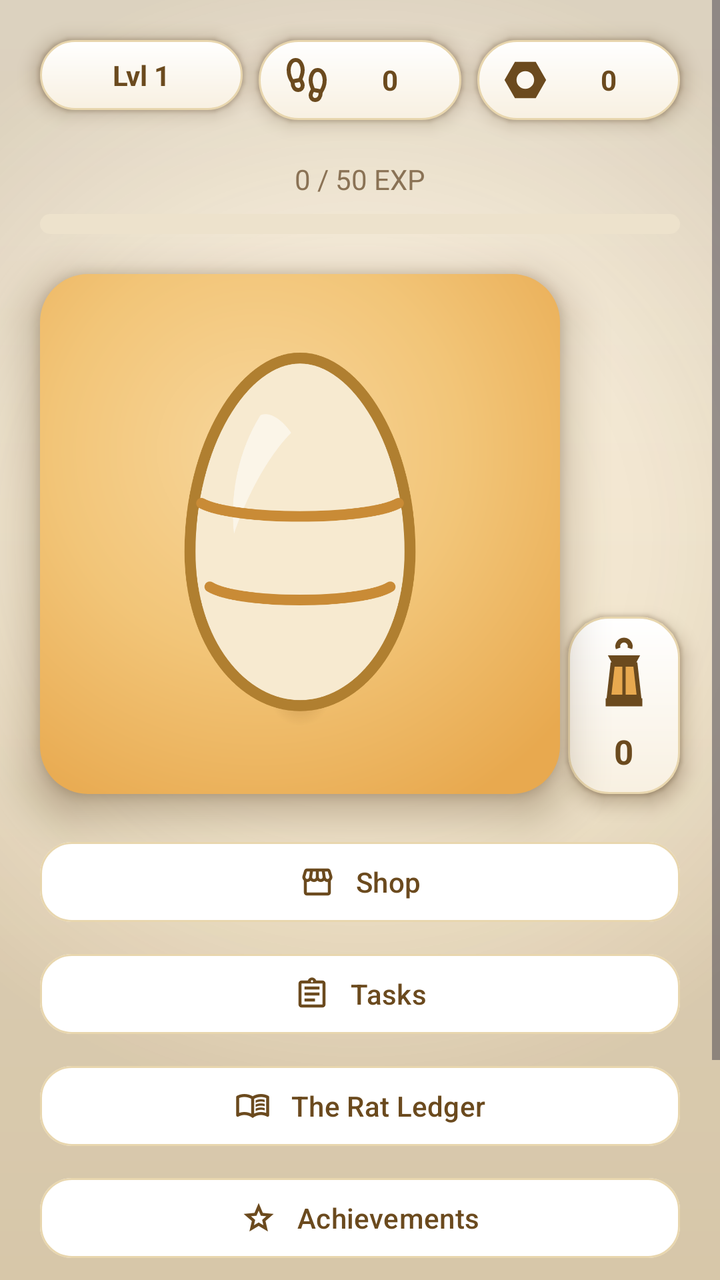
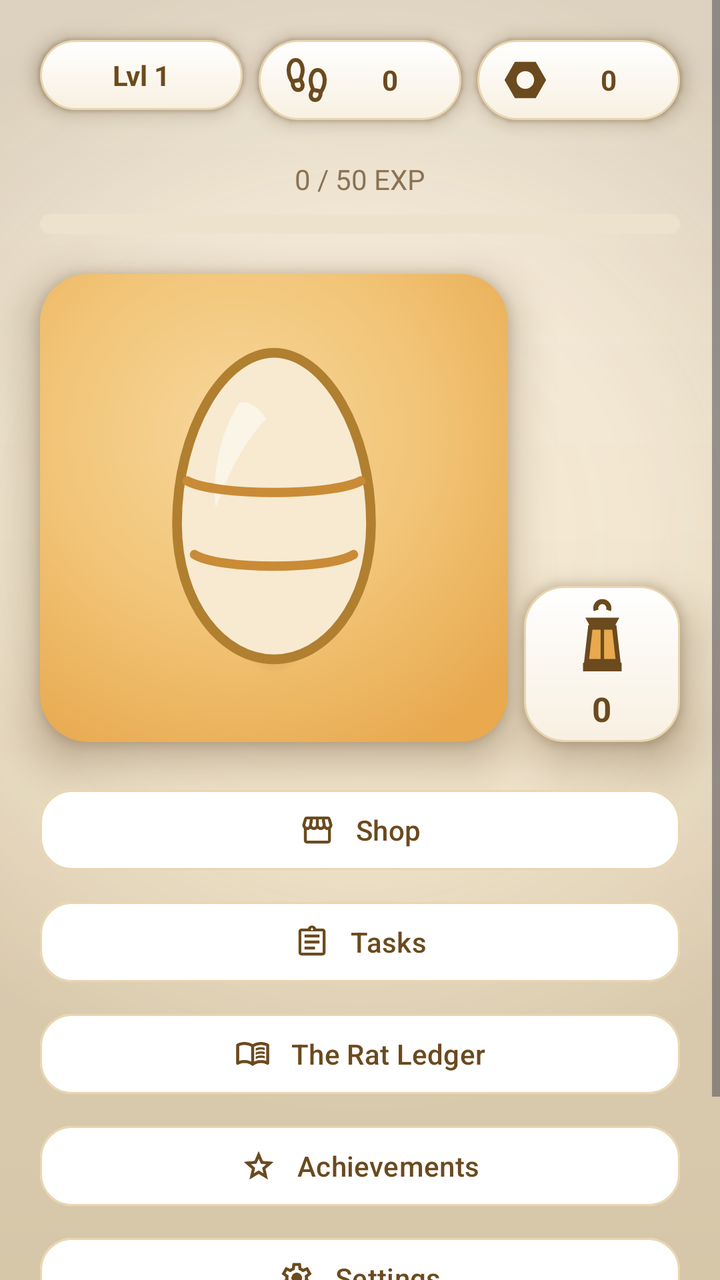

An Android layout rendered at two revisions. The XML below is the earlier revision; the diff shows what the commit changed to produce the second picture.
<!-- AndroidManifest.xml: application theme Theme.RatKingRecon -->
<!-- res/layout/activity_main.xml -->
<?xml version="1.0" encoding="utf-8"?>
<ScrollView xmlns:android="http://schemas.android.com/apk/res/android"
    xmlns:app="http://schemas.android.com/apk/res-auto"
    xmlns:tools="http://schemas.android.com/tools"
    android:layout_width="match_parent"
    android:layout_height="match_parent"
    android:background="@drawable/bg_app_gradient"
    android:clipToPadding="false"
    android:fitsSystemWindows="true">

    
    <LinearLayout
        android:layout_width="match_parent"
        android:layout_height="wrap_content"
        android:orientation="vertical"
        android:gravity="center_horizontal"
        android:clipChildren="false"
        android:clipToPadding="false"
        android:padding="20dp">

        
        <LinearLayout
            android:layout_width="match_parent"
            android:layout_height="wrap_content"
            android:orientation="horizontal"
            android:baselineAligned="false"
            android:clipChildren="false"
            android:clipToPadding="false"
            android:layout_marginBottom="20dp">

            
            <TextView
                android:id="@+id/playerLevelText"
                android:layout_width="0dp"
                android:layout_height="wrap_content"
                android:layout_weight="1"
                android:layout_marginEnd="8dp"
                android:background="@drawable/bg_pill_tan"
                android:elevation="6dp"
                android:outlineAmbientShadowColor="@color/shadow_warm"
                android:outlineSpotShadowColor="@color/shadow_warm"
                tools:targetApi="28"
                android:paddingHorizontal="12dp"
                android:paddingVertical="8dp"
                android:gravity="center"
                android:textSize="14sp"
                android:textStyle="bold"
                android:textColor="@color/text_primary"
                android:text="@string/header_level_default" />

            <TextView
                android:id="@+id/stepCountText"
                android:layout_width="0dp"
                android:layout_height="wrap_content"
                android:layout_weight="1"
                android:layout_marginEnd="8dp"
                android:background="@drawable/bg_pill_tan"
                android:elevation="6dp"
                android:outlineAmbientShadowColor="@color/shadow_warm"
                android:outlineSpotShadowColor="@color/shadow_warm"
                tools:targetApi="28"
                android:paddingHorizontal="12dp"
                android:paddingVertical="8dp"
                android:gravity="center"
                android:drawableStart="@drawable/ic_footprint"
                android:drawablePadding="6dp"
                android:textSize="14sp"
                android:textStyle="bold"
                android:textColor="@color/text_primary"
                android:text="@string/header_steps_default" />

            <TextView
                android:id="@+id/scrapText"
                android:layout_width="0dp"
                android:layout_height="wrap_content"
                android:layout_weight="1"
                android:background="@drawable/bg_pill_tan"
                android:elevation="6dp"
                android:outlineAmbientShadowColor="@color/shadow_warm"
                android:outlineSpotShadowColor="@color/shadow_warm"
                tools:targetApi="28"
                android:paddingHorizontal="12dp"
                android:paddingVertical="8dp"
                android:gravity="center"
                android:drawableStart="@drawable/ic_scrap"
                android:drawablePadding="6dp"
                android:textSize="14sp"
                android:textStyle="bold"
                android:textColor="@color/text_primary"
                android:text="@string/header_scrap_default" />
        </LinearLayout>

        <TextView
            android:id="@+id/expText"
            android:layout_width="wrap_content"
            android:layout_height="wrap_content"
            android:textSize="14sp"
            android:textColor="@color/text_muted"
            android:text="0 / 50 EXP"
            android:layout_marginBottom="8dp" />

        <ProgressBar
            android:id="@+id/expProgressBar"
            style="?android:attr/progressBarStyleHorizontal"
            android:layout_width="match_parent"
            android:layout_height="10dp"
            android:progressDrawable="@drawable/progress_amber"
            android:max="50"
            android:progress="0"
            android:layout_marginBottom="20dp" />

        
        
        <LinearLayout
            android:layout_width="wrap_content"
            android:layout_height="wrap_content"
            android:orientation="horizontal"
            android:gravity="bottom"
            android:clipChildren="false"
            android:clipToPadding="false"
            android:layout_marginBottom="20dp">

        <FrameLayout
            android:layout_width="260dp"
            android:layout_height="260dp"
            android:background="@drawable/bg_egg_panel"
            android:elevation="14dp"
            android:outlineAmbientShadowColor="@color/shadow_warm"
            android:outlineSpotShadowColor="@color/shadow_warm"
            android:clipChildren="false"
            tools:targetApi="28">

            <View
                android:layout_width="150dp"
                android:layout_height="30dp"
                android:layout_gravity="center_horizontal|bottom"
                android:layout_marginBottom="34dp"
                android:background="@drawable/egg_contact_shadow" />

            <ImageView
                android:id="@+id/petImage"
                android:layout_width="match_parent"
                android:layout_height="match_parent"
                android:padding="20dp"
                android:scaleType="fitCenter"
                android:src="@drawable/egg_stage_0" />
        </FrameLayout>

            
            <LinearLayout
                android:id="@+id/streakTile"
                android:layout_width="wrap_content"
                android:layout_height="wrap_content"
                android:orientation="vertical"
                android:gravity="center"
                android:background="@drawable/bg_pill_tan"
                android:elevation="6dp"
                android:outlineAmbientShadowColor="@color/shadow_warm"
                android:outlineSpotShadowColor="@color/shadow_warm"
                tools:targetApi="28"
                android:paddingHorizontal="6dp"
                android:paddingVertical="10dp"
                android:layout_marginStart="4dp"
                android:clickable="true"
                android:focusable="true">

                
                <ImageView
                    android:id="@+id/streakLantern"
                    android:layout_width="44dp"
                    android:layout_height="44dp"
                    android:src="@drawable/ic_lantern"
                    android:importantForAccessibility="no" />

                <TextView
                    android:id="@+id/streakCount"
                    android:layout_width="wrap_content"
                    android:layout_height="wrap_content"
                    android:layout_marginTop="2dp"
                    android:textColor="@color/text_primary"
                    android:textSize="17sp"
                    android:textStyle="bold"
                    android:text="@string/header_scrap_default" />
            </LinearLayout>
        </LinearLayout>

        
        <com.google.android.material.button.MaterialButton
            android:id="@+id/shopButton"
            android:layout_width="match_parent"
            android:layout_height="wrap_content"
            android:text="@string/btn_shop"
            app:icon="@drawable/ic_store"
            app:iconGravity="textStart"
            app:iconPadding="10dp"
            app:iconTint="@color/text_primary"
            android:textAllCaps="false"
            android:textColor="@color/text_primary"
            app:backgroundTint="@color/card_white"
            app:strokeColor="@color/card_border"
            app:strokeWidth="1dp"
            app:cornerRadius="16dp"
            app:elevation="6dp"
            android:outlineAmbientShadowColor="@color/shadow_warm"
            android:outlineSpotShadowColor="@color/shadow_warm"
            tools:targetApi="28"
            android:layout_marginBottom="8dp" />

        <com.google.android.material.button.MaterialButton
            android:id="@+id/activeExpeditionButton"
            android:layout_width="match_parent"
            android:layout_height="wrap_content"
            android:text="@string/expedition_status"
            app:icon="@drawable/ic_pets"
            app:iconGravity="textStart"
            app:iconPadding="10dp"
            app:iconTint="@color/text_primary"
            android:textAllCaps="false"
            android:textStyle="bold"
            android:textColor="@color/text_primary"
            app:backgroundTint="@color/amber"
            app:cornerRadius="16dp"
            app:elevation="6dp"
            android:outlineAmbientShadowColor="@color/shadow_warm"
            android:outlineSpotShadowColor="@color/shadow_warm"
            tools:targetApi="28"
            android:visibility="gone"
            android:layout_marginBottom="8dp" />

        
        <com.google.android.material.button.MaterialButton
            android:id="@+id/tasksButton"
            android:layout_width="match_parent"
            android:layout_height="wrap_content"
            android:text="@string/btn_tasks"
            app:icon="@drawable/ic_contract"
            app:iconGravity="textStart"
            app:iconPadding="10dp"
            app:iconTint="@color/text_primary"
            android:textAllCaps="false"
            android:textColor="@color/text_primary"
            app:backgroundTint="@color/card_white"
            app:strokeColor="@color/card_border"
            app:strokeWidth="1dp"
            app:cornerRadius="16dp"
            app:elevation="6dp"
            android:outlineAmbientShadowColor="@color/shadow_warm"
            android:outlineSpotShadowColor="@color/shadow_warm"
            tools:targetApi="28"
            android:layout_marginBottom="8dp" />

        <com.google.android.material.button.MaterialButton
            android:id="@+id/openGalleryButton"
            android:layout_width="match_parent"
            android:layout_height="wrap_content"
            android:text="@string/btn_open_ledger"
            app:icon="@drawable/ic_book"
            app:iconGravity="textStart"
            app:iconPadding="10dp"
            app:iconTint="@color/text_primary"
            android:textAllCaps="false"
            android:textColor="@color/text_primary"
            app:backgroundTint="@color/card_white"
            app:strokeColor="@color/card_border"
            app:strokeWidth="1dp"
            app:cornerRadius="16dp"
            app:elevation="6dp"
            android:outlineAmbientShadowColor="@color/shadow_warm"
            android:outlineSpotShadowColor="@color/shadow_warm"
            tools:targetApi="28"
            android:layout_marginBottom="8dp" />

        <com.google.android.material.button.MaterialButton
            android:id="@+id/achievementsButton"
            android:layout_width="match_parent"
            android:layout_height="wrap_content"
            android:text="@string/btn_achievements"
            app:icon="@drawable/ic_star"
            app:iconGravity="textStart"
            app:iconPadding="10dp"
            app:iconTint="@color/text_primary"
            android:textAllCaps="false"
            android:textColor="@color/text_primary"
            app:backgroundTint="@color/card_white"
            app:strokeColor="@color/card_border"
            app:strokeWidth="1dp"
            app:cornerRadius="16dp"
            app:elevation="6dp"
            android:outlineAmbientShadowColor="@color/shadow_warm"
            android:outlineSpotShadowColor="@color/shadow_warm"
            tools:targetApi="28"
            android:layout_marginBottom="8dp" />

        <com.google.android.material.button.MaterialButton
            android:id="@+id/settingsButton"
            android:layout_width="match_parent"
            android:layout_height="wrap_content"
            android:text="@string/btn_settings"
            app:icon="@drawable/ic_settings"
            app:iconGravity="textStart"
            app:iconPadding="10dp"
            app:iconTint="@color/text_primary"
            android:textAllCaps="false"
            android:textColor="@color/text_primary"
            app:backgroundTint="@color/card_white"
            app:strokeColor="@color/card_border"
            app:strokeWidth="1dp"
            app:cornerRadius="16dp"
            app:elevation="6dp"
            android:outlineAmbientShadowColor="@color/shadow_warm"
            android:outlineSpotShadowColor="@color/shadow_warm"
            tools:targetApi="28" />

        <com.google.android.material.button.MaterialButton
            android:id="@+id/devResetButton"
            android:layout_width="wrap_content"
            android:layout_height="wrap_content"
            android:layout_marginTop="16dp"
            android:text="@string/btn_dev_reset"
            android:textAllCaps="false"
            android:textSize="11sp"
            android:textColor="@color/text_muted"
            app:backgroundTint="@android:color/transparent"
            app:elevation="0dp" />

    </LinearLayout>

</ScrollView>
<!-- resources referenced by this layout -->
<resources>
  <color name="amber">#E8A94F</color>
  <color name="card_border">#E8D6AE</color>
  <color name="card_white">#FFFFFF</color>
  <color name="shadow_warm">#4A2F0F</color>
  <color name="text_muted">#8A7255</color>
  <color name="text_primary">#6B4A1E</color>
  <!-- drawable bg_egg_panel (drawable) -->
  <?xml version="1.0" encoding="utf-8"?>
  <shape xmlns:android="http://schemas.android.com/apk/res/android"
      android:shape="rectangle">
      <gradient
          android:type="radial"
          android:centerX="0.42"
          android:centerY="0.34"
          android:gradientRadius="78%p"
          android:startColor="#F7D69B"
          android:centerColor="#F2C578"
          android:endColor="@color/amber" />
      <corners android:radius="24dp" />
  </shape>
  <!-- drawable bg_pill_tan (drawable) -->
  <?xml version="1.0" encoding="utf-8"?>
  <shape xmlns:android="http://schemas.android.com/apk/res/android"
      android:shape="rectangle">
      <gradient
          android:angle="270"
          android:startColor="@color/card_white"
          android:endColor="#F8F0E1"
          android:type="linear" />
      <stroke
          android:width="1dp"
          android:color="@color/card_border" />
      <corners android:radius="20dp" />
  </shape>
  <!-- drawable egg_contact_shadow (drawable) -->
  <?xml version="1.0" encoding="utf-8"?>
  <shape xmlns:android="http://schemas.android.com/apk/res/android"
      android:shape="oval">
      <gradient
          android:type="radial"
          android:centerX="0.5"
          android:centerY="0.5"
          android:gradientRadius="50%"
          android:startColor="#4D8A5A1E"
          android:centerColor="#268A5A1E"
          android:endColor="#008A5A1E" />
  </shape>
  <!-- drawable progress_amber (drawable) -->
  <?xml version="1.0" encoding="utf-8"?>
  <layer-list xmlns:android="http://schemas.android.com/apk/res/android">
      <item android:id="@android:id/background">
          <shape android:shape="rectangle">
              <solid android:color="@color/disabled_fill" />
              <corners android:radius="8dp" />
          </shape>
      </item>
      <item android:id="@android:id/progress">
          <clip>
              <shape android:shape="rectangle">
                  <solid android:color="@color/amber" />
                  <corners android:radius="8dp" />
              </shape>
          </clip>
      </item>
  </layer-list>
  <string name="btn_achievements">Achievements</string>
  <string name="btn_dev_reset">Dev Reset</string>
  <string name="btn_open_ledger">The Rat Ledger</string>
  <string name="btn_settings">Settings</string>
  <string name="btn_shop">Shop</string>
  <string name="btn_tasks">Tasks</string>
  <string name="expedition_status">Rat Scavenging… (Tap Status)</string>
  <string name="header_level_default">Lvl 1</string>
  <string name="header_scrap_default">0</string>
  <string name="header_steps_default">0</string>
  <style name="Theme.RatKingRecon" parent="Base.Theme.RatKingRecon" />
  <color name="cream">#FBF3E3</color>
  <color name="tan">#F5E6C8</color>
  <color name="shiny_gold">#D9A425</color>
  <color name="disabled_fill">#EDE2CC</color>
  <style name="Widget.RatKing.Button" parent="Widget.RatKing.Button.Base" />
  <style name="Animation.RatKing.Screen" parent="@android:style/Animation.Activity">
          <item name="android:activityOpenEnterAnimation">@anim/screen_enter</item>
          <item name="android:activityOpenExitAnimation">@anim/screen_exit</item>
          <item name="android:activityCloseEnterAnimation">@anim/screen_pop_enter</item>
          <item name="android:activityCloseExitAnimation">@anim/screen_pop_exit</item>
      </style>
  <style name="Widget.RatKing.Button.Base" parent="Widget.Material3.Button" />
  <!-- unchanged entries left out for length: 12 -->
</resources>

<!-- the commit's change to res/layout/activity_main.xml (unified diff, before → after) -->
@@ -111,18 +111,22 @@
 
         
         
-        <LinearLayout
-            android:layout_width="wrap_content"
-            android:layout_height="wrap_content"
-            android:orientation="horizontal"
-            android:gravity="bottom"
+        <androidx.constraintlayout.widget.ConstraintLayout
+            android:layout_width="match_parent"
+            android:layout_height="wrap_content"
             android:clipChildren="false"
             android:clipToPadding="false"
             android:layout_marginBottom="20dp">
 
         <FrameLayout
-            android:layout_width="260dp"
-            android:layout_height="260dp"
+            android:id="@+id/eggPanel"
+            android:layout_width="0dp"
+            android:layout_height="0dp"
+            app:layout_constraintDimensionRatio="H,1:1"
+            app:layout_constraintHorizontal_weight="3"
+            app:layout_constraintStart_toStartOf="parent"
+            app:layout_constraintEnd_toStartOf="@id/streakTile"
+            app:layout_constraintTop_toTopOf="parent"
             android:background="@drawable/bg_egg_panel"
             android:elevation="14dp"
             android:outlineAmbientShadowColor="@color/shadow_warm"
@@ -149,26 +153,32 @@
             
             <LinearLayout
                 android:id="@+id/streakTile"
-                android:layout_width="wrap_content"
-                android:layout_height="wrap_content"
+                android:layout_width="0dp"
+                android:layout_height="0dp"
+                app:layout_constraintDimensionRatio="H,1:1"
+                app:layout_constraintHorizontal_weight="1"
+                app:layout_constraintStart_toEndOf="@id/eggPanel"
+                app:layout_constraintEnd_toEndOf="parent"
+                app:layout_constraintBottom_toBottomOf="@id/eggPanel"
+                android:layout_marginStart="8dp"
                 android:orientation="vertical"
                 android:gravity="center"
                 android:background="@drawable/bg_pill_tan"
-                android:elevation="6dp"
+                android:elevation="14dp"
                 android:outlineAmbientShadowColor="@color/shadow_warm"
                 android:outlineSpotShadowColor="@color/shadow_warm"
                 tools:targetApi="28"
-                android:paddingHorizontal="6dp"
-                android:paddingVertical="10dp"
-                android:layout_marginStart="4dp"
+                android:padding="6dp"
                 android:clickable="true"
                 android:focusable="true">
 
                 
                 <ImageView
                     android:id="@+id/streakLantern"
-                    android:layout_width="44dp"
-                    android:layout_height="44dp"
+                    android:layout_width="match_parent"
+                    android:layout_height="0dp"
+                    android:layout_weight="1"
+                    android:scaleType="fitCenter"
                     android:src="@drawable/ic_lantern"
                     android:importantForAccessibility="no" />
 
@@ -176,13 +186,13 @@
                     android:id="@+id/streakCount"
                     android:layout_width="wrap_content"
                     android:layout_height="wrap_content"
-                    android:layout_marginTop="2dp"
+                    android:includeFontPadding="false"
                     android:textColor="@color/text_primary"
                     android:textSize="17sp"
                     android:textStyle="bold"
                     android:text="@string/header_scrap_default" />
             </LinearLayout>
-        </LinearLayout>
+        </androidx.constraintlayout.widget.ConstraintLayout>
 
         
         <com.google.android.material.button.MaterialButton
